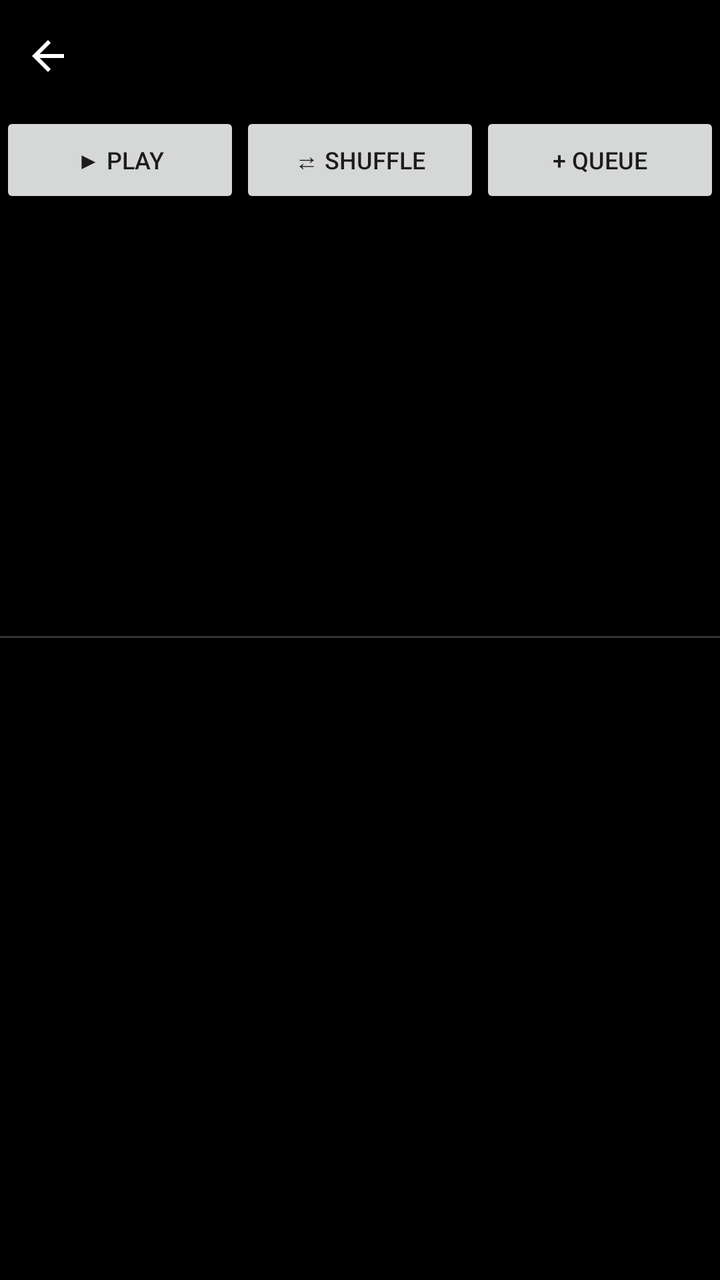
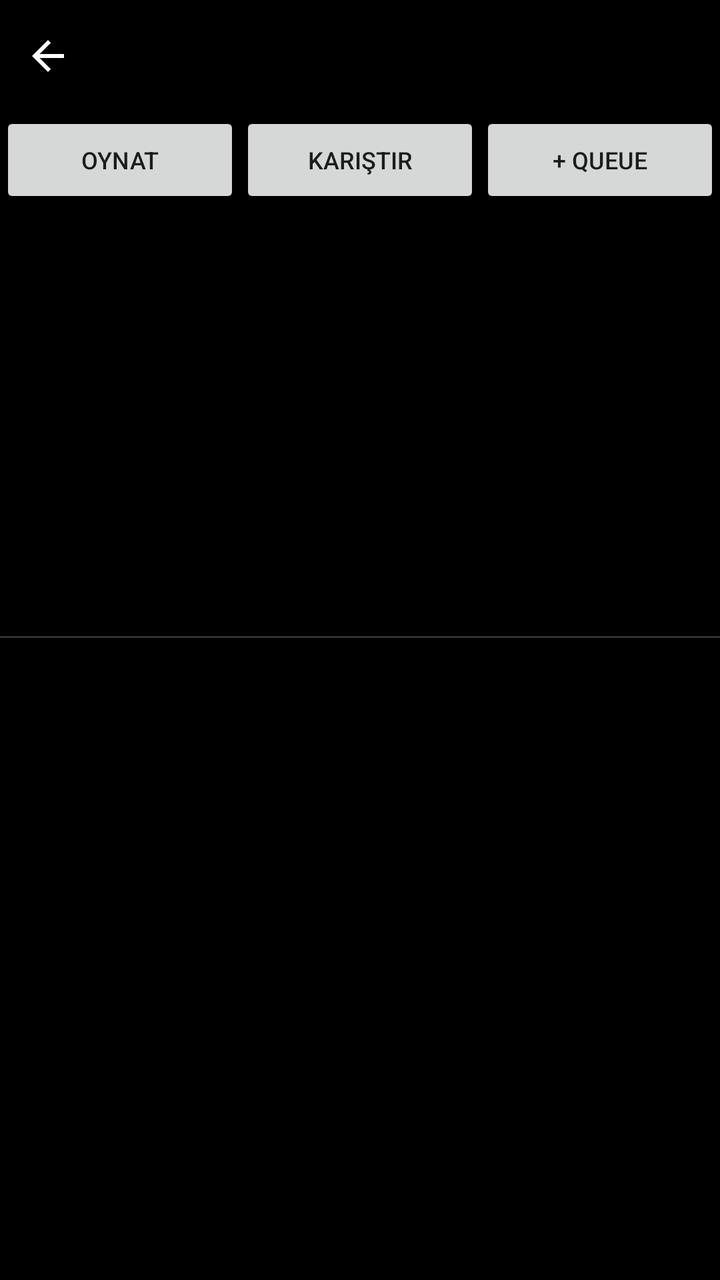

Screens rendered from an Android XML layout before and after an edit, with the pre-edit source and the edit as a unified diff.
<!-- AndroidManifest.xml: application theme AppTheme -->
<!-- res/layout/activity_folder_explorer.xml -->
<?xml version="1.0" encoding="utf-8"?>
<LinearLayout xmlns:android="http://schemas.android.com/apk/res/android"
    android:layout_width="match_parent"
    android:layout_height="match_parent"
    android:orientation="vertical"
    android:background="@color/bg">

    
    <LinearLayout android:layout_width="match_parent" android:layout_height="56dp"
        android:orientation="horizontal" android:gravity="center_vertical">
        <ImageButton android:id="@+id/btnBack"
            android:layout_width="48dp" android:layout_height="48dp"
            android:src="@drawable/ic_back" android:background="?attr/selectableItemBackgroundBorderless"/>
        <TextView android:id="@+id/tvFolderPath"
            android:layout_width="0dp" android:layout_height="wrap_content" android:layout_weight="1"
            android:textColor="@color/text_primary" android:textSize="14sp" android:ellipsize="start"
            android:singleLine="true"/>
    </LinearLayout>

    
    <LinearLayout android:layout_width="match_parent" android:layout_height="48dp"
        android:orientation="horizontal">
        <Button android:id="@+id/btnPlayFolder"
            android:layout_width="0dp" android:layout_height="match_parent" android:layout_weight="1"
            android:text="▶ Play" android:textSize="12sp"/>
        <Button android:id="@+id/btnShuffleFolder"
            android:layout_width="0dp" android:layout_height="match_parent" android:layout_weight="1"
            android:text="⇄ Shuffle" android:textSize="12sp"/>
        <Button android:id="@+id/btnAddFolderToQueue"
            android:layout_width="0dp" android:layout_height="match_parent" android:layout_weight="1"
            android:text="+ Queue" android:textSize="12sp"/>
    </LinearLayout>

    
    <androidx.recyclerview.widget.RecyclerView
        android:id="@+id/rvFolders"
        android:layout_width="match_parent"
        android:layout_height="0dp"
        android:layout_weight="0.4"/>

    <View android:layout_width="match_parent" android:layout_height="1dp" android:background="#33FFFFFF"/>

    
    <androidx.recyclerview.widget.RecyclerView
        android:id="@+id/rvFolderSongs"
        android:layout_width="match_parent"
        android:layout_height="0dp"
        android:layout_weight="0.6"/>
</LinearLayout>
<!-- resources referenced by this layout -->
<resources>
  <color name="bg">#FF000000</color>
  <color name="text_primary">#FFFFFFFF</color>
  <!-- drawable ic_back (drawable) -->
  <vector xmlns:android="http://schemas.android.com/apk/res/android"
      android:width="24dp" android:height="24dp"
      android:viewportWidth="24" android:viewportHeight="24">
      <path android:fillColor="@android:color/white"
          android:pathData="M20,11H7.83l5.59-5.59L12,4l-8,8 8,8 1.41-1.41L7.83,13H20v-2z"/>
  </vector>
  <style name="AppTheme" parent="Theme.MaterialComponents.DayNight.NoActionBar">
          <item name="colorPrimary">@color/accent</item>
          <item name="colorPrimaryDark">@color/bg</item>
          <item name="colorAccent">@color/accent</item>
          <item name="android:windowBackground">@color/bg</item>
          <item name="android:statusBarColor">@color/bg</item>
          <item name="android:navigationBarColor">@color/surface</item>
      </style>
  <color name="accent">#FFFFFFFF</color>
  <color name="surface">#FF0E0E0E</color>
</resources>

<!-- the commit's change to res/layout/activity_folder_explorer.xml (unified diff, before → after) -->
@@ -22,10 +22,10 @@
         android:orientation="horizontal">
         <Button android:id="@+id/btnPlayFolder"
             android:layout_width="0dp" android:layout_height="match_parent" android:layout_weight="1"
-            android:text="▶ Play" android:textSize="12sp"/>
+            android:text="Oynat" android:textSize="12sp"/>
         <Button android:id="@+id/btnShuffleFolder"
             android:layout_width="0dp" android:layout_height="match_parent" android:layout_weight="1"
-            android:text="⇄ Shuffle" android:textSize="12sp"/>
+            android:text="Karıştır" android:textSize="12sp"/>
         <Button android:id="@+id/btnAddFolderToQueue"
             android:layout_width="0dp" android:layout_height="match_parent" android:layout_weight="1"
             android:text="+ Queue" android:textSize="12sp"/>
